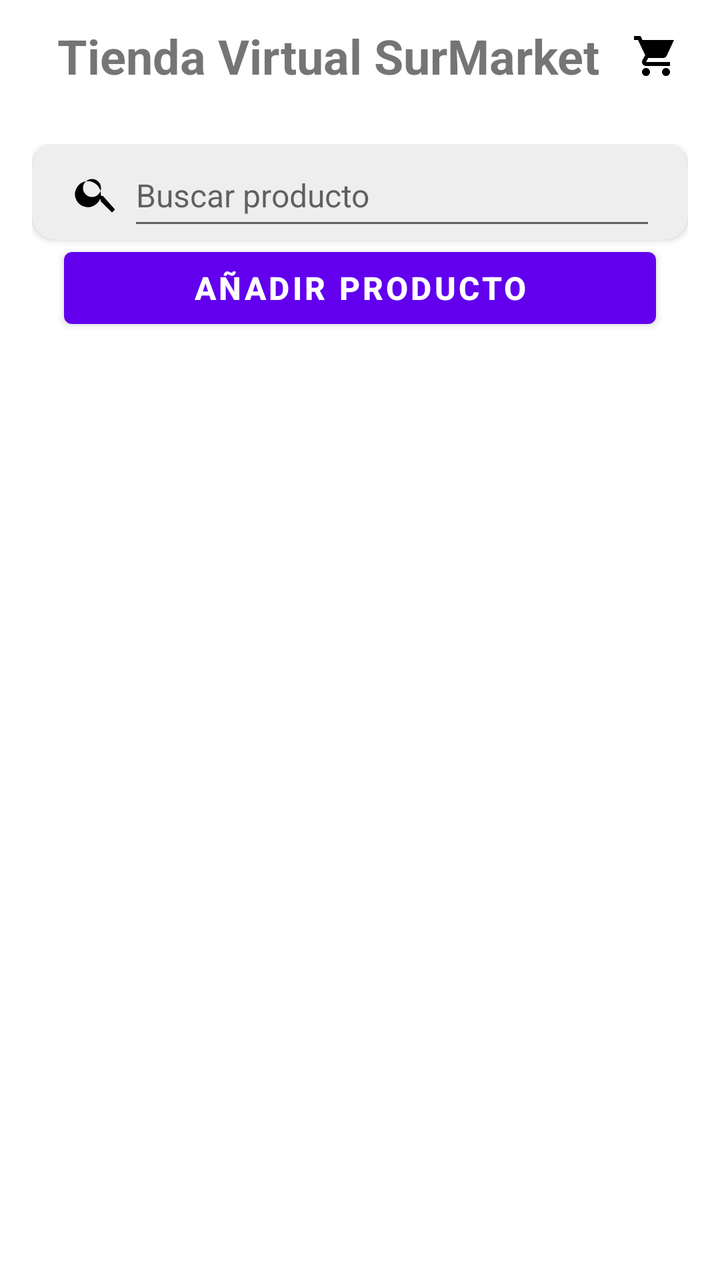
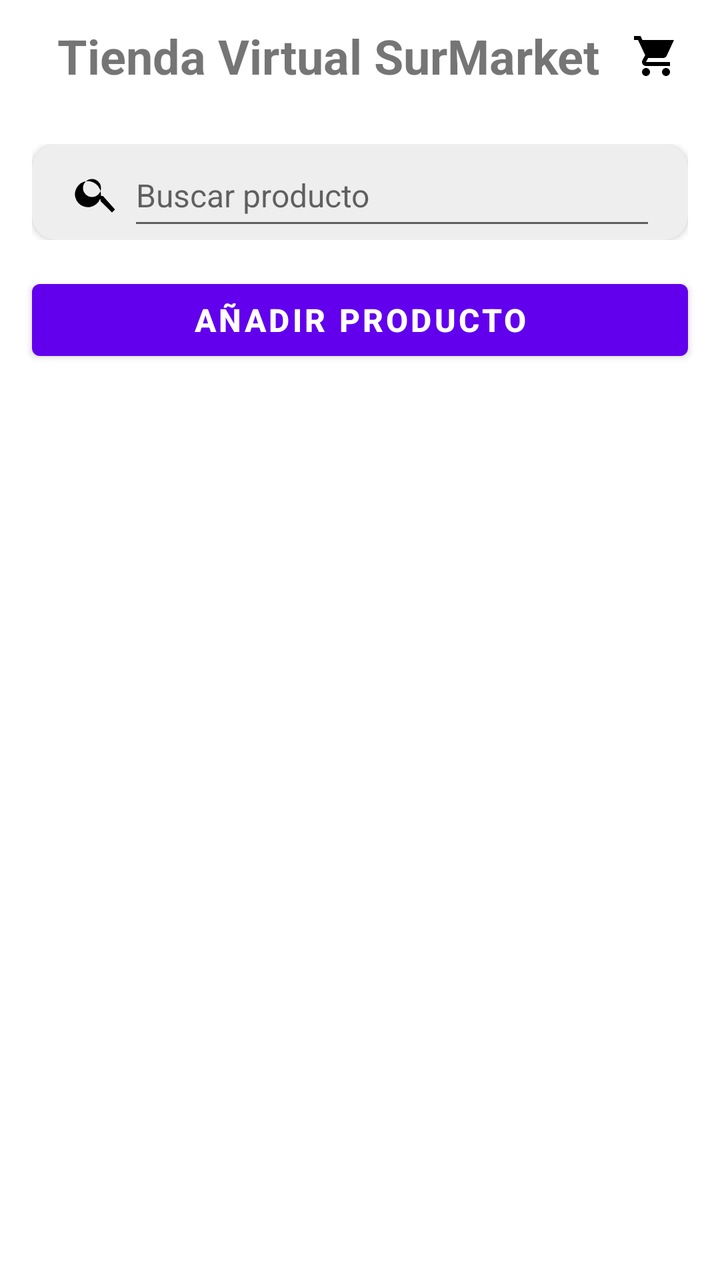

The first picture is an Android layout as it rendered before a commit; the second is the same layout after the commit. The layout source and the unified diff follow.
<!-- AndroidManifest.xml: application theme Theme.SurMarket -->
<!-- res/layout/fragment_products_list.xml -->
<?xml version="1.0" encoding="utf-8"?>
<LinearLayout xmlns:android="http://schemas.android.com/apk/res/android"
    xmlns:tools="http://schemas.android.com/tools"
    xmlns:app="http://schemas.android.com/apk/res-auto"
    android:orientation="vertical"
    android:layout_width="match_parent"
    android:layout_height="match_parent"
    tools:context=".FragmentProductsList"
    >
    <LinearLayout
        android:layout_width="match_parent"
        android:layout_height="@dimen/TitleHeight"
        android:orientation="horizontal"
        android:elevation="2dp"
        android:gravity="center_vertical"
        android:paddingHorizontal="16dp"
        >

        <TextView
            android:id="@+id/TXV_FRGProductsList_Title"
            android:layout_width="0dp"
            android:layout_height="wrap_content"
            android:layout_weight="1"
            android:gravity="center"
            android:text="@string/FRGProductsList_Title"
            android:textSize="@dimen/FRGTitleTextSize"
            android:textStyle="bold" />

        <ImageView
            android:id="@+id/IMV_FRGProductsList_ShoppingCart"
            android:layout_width="@dimen/imageViewIconSize"
            android:layout_height="@dimen/imageViewIconSize"
            android:clickable="true"
            android:contentDescription="@string/Shopping_Cart"
            android:focusable="true"
            android:padding="@dimen/imageViewIcon_Padding"
            android:src="@drawable/ic_shopping_cart"
            />
    </LinearLayout>
    <LinearLayout
        android:layout_width="match_parent"
        android:layout_height="wrap_content"
        android:gravity="center_vertical"
        android:orientation="vertical"
        android:padding="16dp"
        >
    <androidx.cardview.widget.CardView
        android:layout_width="match_parent"
        android:layout_height="@dimen/cardView_controls"
        app:cardCornerRadius="@dimen/cardview_default_corner_radius"
        app:cardElevation="@dimen/cardview_default_elevation"
        app:cardBackgroundColor="@color/gray"
        >

        <LinearLayout
            android:orientation="horizontal"
            android:layout_width="match_parent"
            android:layout_height="match_parent"
            android:gravity="center_vertical"
            android:paddingHorizontal="16dp"
            >
            <ImageView
                android:id="@+id/IMV_FRGProductsList_Search"
                android:layout_width="@dimen/imageViewIconSize"
                android:layout_height="@dimen/imageViewIconSize"
                android:clickable="true"
                android:contentDescription="@string/search"
                android:focusable="true"
                android:padding="@dimen/imageViewIcon_Padding"
                android:src="@drawable/ic_search"
                />
            <EditText
                android:id="@+id/FRGProductList_Search"
                android:layout_width="0dp"
                android:layout_height="match_parent"
                android:layout_weight="1"
                android:hint="@string/search"
                android:inputType="text"
                android:maxLines="1"
                android:textSize="@dimen/FRGEditTextTextSize"

                />
        </LinearLayout>
    </androidx.cardview.widget.CardView>

        <Button
            android:id="@+id/BTN_FRGProductsList_AddProduct"
            android:layout_width="match_parent"
            android:layout_height="wrap_content"
            android:text="@string/FRGProductsList_BTNAddProduct"
            android:textSize="@dimen/FRGButtonTextSize"
            android:textStyle="bold"
            android:layout_marginHorizontal="16sp"
            />
    </LinearLayout>

</LinearLayout>
<!-- resources referenced by this layout -->
<resources>
  <color name="gray">#FFEEEEEE</color>
  <dimen name="FRGButtonTextSize">16sp</dimen>
  <dimen name="FRGEditTextTextSize">16sp</dimen>
  <dimen name="FRGTitleTextSize">24sp</dimen>
  <dimen name="TitleHeight">56dp</dimen>
  <dimen name="cardView_controls">48dp</dimen>
  <dimen name="cardview_default_corner_radius">12dp</dimen>
  <dimen name="imageViewIconSize">32dp</dimen>
  <dimen name="imageViewIcon_Padding">4dp</dimen>
  <!-- drawable ic_search (drawable) -->
  <?xml version="1.0" encoding="utf-8"?>
  <vector xmlns:android="http://schemas.android.com/apk/res/android"
      android:width="48dp"
      android:height="48dp"
      android:viewportWidth="24"
      android:viewportHeight="24">
  
      <path
          android:fillColor="#000000"
          android:pathData="M15.5,14h-0.79l-0.28,-0.27A6.5,6.5 0,1 0,14 15.5l0.27,0.28v0.79L20,22.27 21.49,20.78 15.5,14zM10,14.5A4.5,4.5 0,1 1,10 5.5a4.5,4.5 0,0 1,0 9z" />
  
  </vector>
  <!-- drawable ic_shopping_cart (drawable) -->
  <?xml version="1.0" encoding="utf-8"?>
  <vector xmlns:android="http://schemas.android.com/apk/res/android"
      android:width="48dp"
      android:height="48dp"
      android:viewportWidth="24"
      android:viewportHeight="24">
  
      <path
          android:fillColor="#000000"
          android:pathData="M7,18c-1.1,0 -1.99,0.9 -1.99,2s0.89,2 1.99,2 2,-0.9 2,-2 -0.9,-2 -2,-2zM1,2v2h2l3.6,7.59 -1.35,2.45C4.52,15.37 5.48,17 7,17h12v-2H7l1.1,-2h7.45c0.75,0 1.41,-0.41 1.75,-1.03L21,4H5.21L4.27,2H1zM17,18c-1.1,0 -1.99,0.9 -1.99,2s0.89,2 1.99,2 2,-0.9 2,-2 -0.9,-2 -2,-2z" />
  
  </vector>
  <string name="FRGProductsList_BTNAddProduct">Añadir Producto</string>
  <string name="FRGProductsList_Title">Tienda Virtual SurMarket</string>
  <string name="Shopping_Cart">Carrito de compras</string>
  <string name="search">Buscar producto</string>
  <style name="Theme.SurMarket" parent="Theme.MaterialComponents.DayNight.DarkActionBar">
          
          <item name="colorPrimary">@color/purple_500</item>
          <item name="colorPrimaryVariant">@color/purple_700</item>
          <item name="colorOnPrimary">@color/white</item>
          
          <item name="colorSecondary">@color/teal_200</item>
          <item name="colorSecondaryVariant">@color/teal_700</item>
          <item name="colorOnSecondary">@color/black</item>
          
          <item name="android:statusBarColor">?attr/colorPrimaryVariant</item>
          
      </style>
  <color name="purple_500">#FF6200EE</color>
  <color name="purple_700">#FF3700B3</color>
  <color name="white">#FFFFFFFF</color>
  <color name="teal_200">#FF03DAC5</color>
  <color name="teal_700">#FF018786</color>
  <color name="black">#FF000000</color>
</resources>

<!-- the commit's change to res/layout/fragment_products_list.xml (unified diff, before → after) -->
@@ -83,6 +83,8 @@
         </LinearLayout>
     </androidx.cardview.widget.CardView>
 
+    </LinearLayout>
+
         <Button
             android:id="@+id/BTN_FRGProductsList_AddProduct"
             android:layout_width="match_parent"
@@ -92,6 +94,88 @@
             android:textStyle="bold"
             android:layout_marginHorizontal="16sp"
             />
+
+    <androidx.recyclerview.widget.RecyclerView
+        android:id="@+id/RCV_FRGProductsList_ProductsList"
+        android:layout_width="match_parent"
+        android:layout_height="0dp"
+        android:layout_weight="1"
+        tools:listitem="@layout/item_productslist" />
+</LinearLayout>
+<!-- res/layout/item_productslist.xml (included above) -->
+<?xml version="1.0" encoding="utf-8"?>
+<androidx.cardview.widget.CardView xmlns:android="http://schemas.android.com/apk/res/android"
+    xmlns:tools="http://schemas.android.com/tools"
+    xmlns:app="http://schemas.android.com/apk/res-auto"
+    android:layout_width="match_parent"
+    android:layout_height="match_parent"
+    android:layout_marginBottom="@dimen/cardview_default_margin_botton"
+    app:cardCornerRadius="@dimen/cardview_item_corner_radius"
+    app:cardElevation="@dimen/cardview_default_elevation"
+    android:clickable="true"
+    android:focusable="true"
+    >
+    <LinearLayout
+        android:layout_width="match_parent"
+        android:layout_height="wrap_content"
+        android:orientation="horizontal"
+        android:padding="@dimen/cardview_default_Padding"
+        >
+        <LinearLayout
+            android:layout_width="0dp"
+            android:layout_height="wrap_content"
+            android:orientation="vertical"
+            android:layout_weight="1"
+            android:layout_marginStart="@dimen/item_marginStart"
+            android:layout_gravity="center_vertical"
+            >
+            <TextView
+                android:id="@+id/TXV_IProductList_category"
+                android:layout_width="wrap_content"
+                android:layout_height="wrap_content"
+                android:text="Categoria alimentos"
+                android:textSize="@dimen/ITTextView_TextSize"
+                android:layout_marginBottom="@dimen/ITMarginBotton"
+                />
+            <TextView
+                android:id="@+id/TXV_IProductList_ProductName"
+                android:layout_width="wrap_content"
+                android:layout_height="wrap_content"
+                android:text="Arroz"
+                android:textSize="@dimen/ITTextView_TextSize"
+                android:layout_marginBottom="@dimen/ITMarginBotton"
+                android:textStyle="bold"
+                />
+            <TextView
+                android:id="@+id/TXV_IProductList_Price"
+                android:layout_width="wrap_content"
+                android:layout_height="wrap_content"
+                android:text="Precio: 4,50 Bs,"
+                android:textSize="@dimen/ITTextView_TextSize"
+                android:layout_marginBottom="@dimen/ITMarginBotton"
+                />
+            <Button
+                android:id="@+id/BTN_IProductList_Buy"
+                android:layout_width="wrap_content"
+                android:layout_height="wrap_content"
+                android:text="@string/ITProductsList_BTNBuyProduct"
+                android:textSize="@dimen/ITTextView_TextSize"
+                android:paddingHorizontal="@dimen/BTN_padding_horizontal"
+                />
+        </LinearLayout>
+        <androidx.cardview.widget.CardView
+            android:layout_width="@dimen/cardview_image"
+            android:layout_height="@dimen/cardview_image"
+            app:cardCornerRadius="@dimen/cardview_item_corner_radius"
+            android:elevation="0dp"
+            >
+        <ImageView
+            android:id="@+id/IMV_IProductList_ProductsImage"
+            android:layout_width="match_parent"
+            android:layout_height="match_parent"
+            android:scaleType="centerCrop"
+            android:contentDescription="@string/product"
+            android:src="@drawable/ic_sur__market"/>
+        </androidx.cardview.widget.CardView>
     </LinearLayout>
-
-</LinearLayout>
+</androidx.cardview.widget.CardView>
<!-- resource entries referenced after the edit -->
@@ -1,14 +1,22 @@
 <!-- resources referenced by this layout -->
 <resources>
   <color name="gray">#FFEEEEEE</color>
+  <dimen name="BTN_padding_horizontal">16dp</dimen>
   <dimen name="FRGButtonTextSize">16sp</dimen>
   <dimen name="FRGEditTextTextSize">16sp</dimen>
   <dimen name="FRGTitleTextSize">24sp</dimen>
+  <dimen name="ITMarginBotton">4dp</dimen>
+  <dimen name="ITTextView_TextSize">12sp</dimen>
   <dimen name="TitleHeight">56dp</dimen>
   <dimen name="cardView_controls">48dp</dimen>
+  <dimen name="cardview_default_Padding">12dp</dimen>
   <dimen name="cardview_default_corner_radius">12dp</dimen>
+  <dimen name="cardview_default_margin_botton">12dp</dimen>
+  <dimen name="cardview_image">110dp</dimen>
+  <dimen name="cardview_item_corner_radius">8dp</dimen>
   <dimen name="imageViewIconSize">32dp</dimen>
   <dimen name="imageViewIcon_Padding">4dp</dimen>
+  <dimen name="item_marginStart">12dp</dimen>
   <!-- drawable ic_search (drawable) -->
   <?xml version="1.0" encoding="utf-8"?>
   <vector xmlns:android="http://schemas.android.com/apk/res/android"
@@ -35,9 +43,12 @@
           android:pathData="M7,18c-1.1,0 -1.99,0.9 -1.99,2s0.89,2 1.99,2 2,-0.9 2,-2 -0.9,-2 -2,-2zM1,2v2h2l3.6,7.59 -1.35,2.45C4.52,15.37 5.48,17 7,17h12v-2H7l1.1,-2h7.45c0.75,0 1.41,-0.41 1.75,-1.03L21,4H5.21L4.27,2H1zM17,18c-1.1,0 -1.99,0.9 -1.99,2s0.89,2 1.99,2 2,-0.9 2,-2 -0.9,-2 -2,-2z" />
   
   </vector>
+  <!-- drawable ic_sur__market: png bitmap (drawable, 53623 bytes) -->
   <string name="FRGProductsList_BTNAddProduct">Añadir Producto</string>
   <string name="FRGProductsList_Title">Tienda Virtual SurMarket</string>
+  <string name="ITProductsList_BTNBuyProduct">Comprar</string>
   <string name="Shopping_Cart">Carrito de compras</string>
+  <string name="product">Producto</string>
   <string name="search">Buscar producto</string>
   <style name="Theme.SurMarket" parent="Theme.MaterialComponents.DayNight.DarkActionBar">
           
